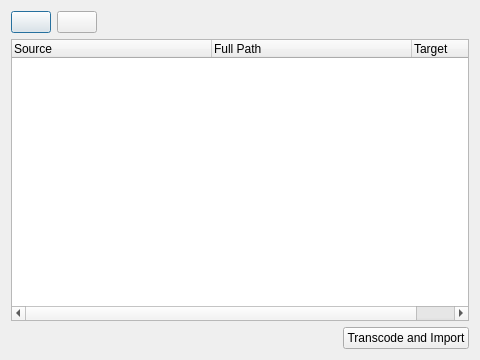
The window that platform/qt/TranscodeDialog.ui (ilia3101/MLV-App) describes before a commit, drawn with Qt 5.
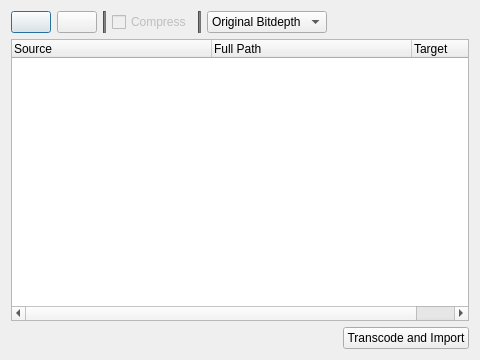
The same window after the commit. Icons and pictures are not drawn.

Commit message: Added options for transcoding

The edit to the form file:
```diff
--- a/platform/qt/TranscodeDialog.ui
+++ b/platform/qt/TranscodeDialog.ui
@@ -56,6 +56,77 @@
        </property>
       </widget>
      </item>
+     <item>
+      <widget class="Line" name="line">
+       <property name="styleSheet">
+        <string notr="true">background-color: rgb(115, 115, 115);</string>
+       </property>
+       <property name="orientation">
+        <enum>Qt::Vertical</enum>
+       </property>
+      </widget>
+     </item>
+     <item>
+      <widget class="QCheckBox" name="checkBoxCompress">
+       <property name="enabled">
+        <bool>false</bool>
+       </property>
+       <property name="toolTip">
+        <string>Lossless Compression</string>
+       </property>
+       <property name="text">
+        <string>Compress</string>
+       </property>
+      </widget>
+     </item>
+     <item>
+      <widget class="Line" name="line_2">
+       <property name="styleSheet">
+        <string notr="true">background-color: rgb(115, 115, 115);</string>
+       </property>
+       <property name="orientation">
+        <enum>Qt::Vertical</enum>
+       </property>
+      </widget>
+     </item>
+     <item>
+      <widget class="QComboBox" name="comboBoxBitDepth">
+       <property name="maximumSize">
+        <size>
+         <width>16777215</width>
+         <height>16777215</height>
+        </size>
+       </property>
+       <property name="currentText">
+        <string>Original Bitdepth</string>
+       </property>
+       <item>
+        <property name="text">
+         <string>Original Bitdepth</string>
+        </property>
+       </item>
+       <item>
+        <property name="text">
+         <string>10 bit</string>
+        </property>
+       </item>
+       <item>
+        <property name="text">
+         <string>12 bit</string>
+        </property>
+       </item>
+       <item>
+        <property name="text">
+         <string>14 bit</string>
+        </property>
+       </item>
+       <item>
+        <property name="text">
+         <string>16 bit</string>
+        </property>
+       </item>
+      </widget>
+     </item>
      <item>
       <spacer name="horizontalSpacer">
        <property name="orientation">
```
The commit also changes 1 other file.
